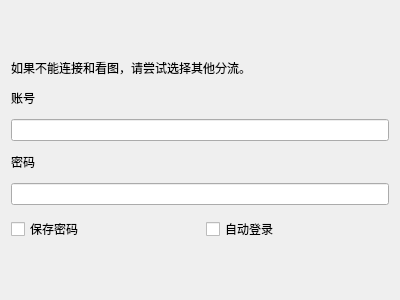
tonquer/picacg-qt, file ui/component/ui_login_widget.ui: the form before one commit.
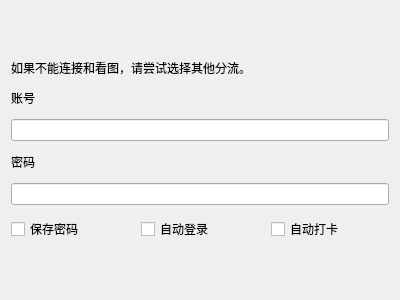
The form after the commit.

Commit message:
添加自动打卡
#239

```diff
--- a/ui/component/ui_login_widget.ui
+++ b/ui/component/ui_login_widget.ui
@@ -80,6 +80,13 @@
        </property>
       </widget>
      </item>
+     <item>
+      <widget class="QCheckBox" name="autoSign">
+       <property name="text">
+        <string>自动打卡</string>
+       </property>
+      </widget>
+     </item>
     </layout>
    </item>
    <item>
```
The commit also changes 4 other files.
